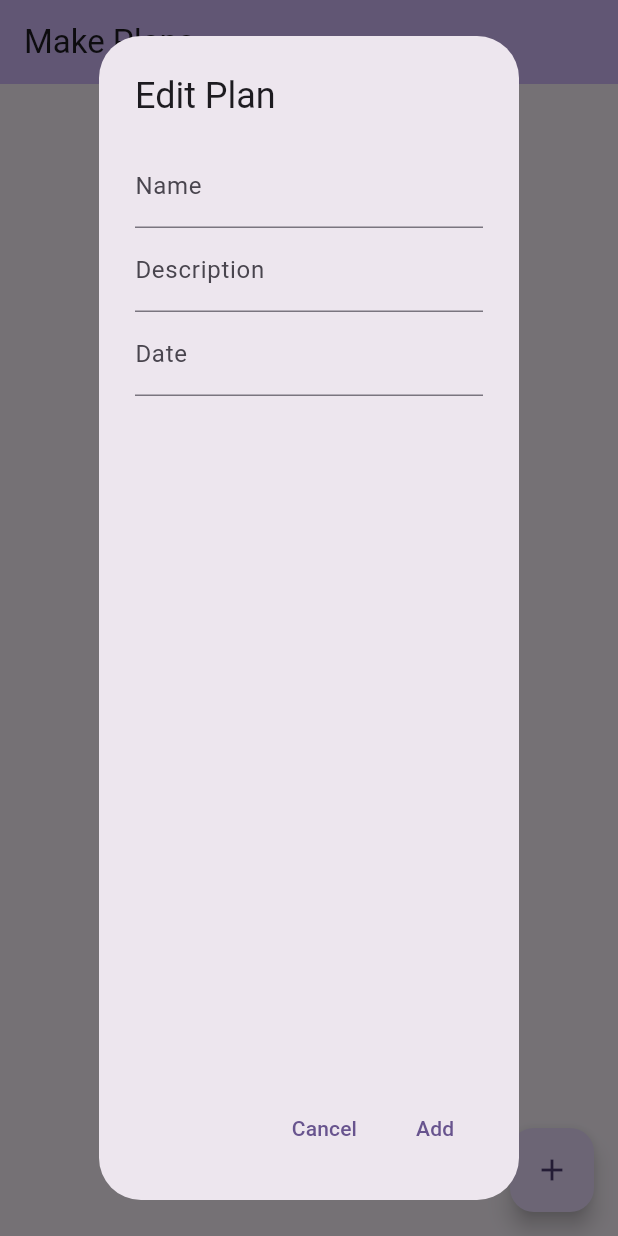
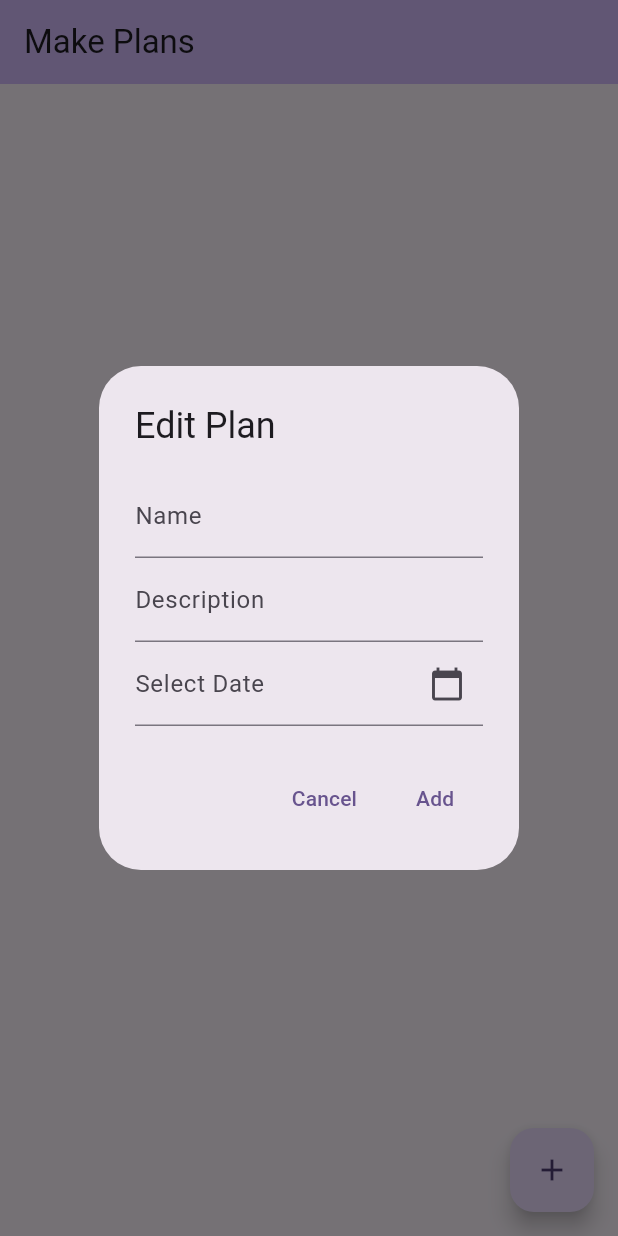
Before and after one commit to fernandocm9/MAD_cw4_make_plans, a Flutter app: the screen it shows after launch, after a tap on the "add" icon, on a phone screen of 412 x 824 dp. Run offline on Flutter 3.47's test engine with Material 3 defaults, Android fonts, the light colour scheme and no system bars.

Commit message:
fixed the date function to display a calendar

```diff
--- a/make_plans/lib/main.dart
+++ b/make_plans/lib/main.dart
@@ -3,10 +3,10 @@
 class Plan {
   String name;
   String description;
-  String date;
+  String selectedDate;
   String status;
 
-  Plan({required this.name, required this.description, required this.date, required this.status});
+  Plan({required this.name, required this.description, required this.selectedDate, required this.status});
 }
 
 void main() {
@@ -94,6 +94,7 @@
       return AlertDialog(
         title: Text(status == 'pending' ? 'Edit Plan' : 'Add Plan'),
         content: Column(
+          mainAxisSize: MainAxisSize.min, // Prevents unnecessary space
           children: <Widget>[
             TextField(
               controller: nameController,
@@ -103,30 +104,49 @@
               controller: descController,
               decoration: const InputDecoration(labelText: 'Description'),
             ),
-              TextField(
+            GestureDetector(
+              onTap: () async {
+                DateTime? pickedDate = await showDatePicker(
+                  context: context,
+                  initialDate: DateTime.now(),
+                  firstDate: DateTime(2000),
+                  lastDate: DateTime(2100),
+                );
+
+                if (pickedDate != null) {
+                  setState(() {
+                    dateController.text = "${pickedDate.toLocal()}".split(' ')[0]; // Format: YYYY-MM-DD
+                  });
+                }
+              },
+              child: AbsorbPointer(
+                child: TextField(
                   controller: dateController,
-                decoration: const InputDecoration(labelText: 'Date'),
+                  decoration: const InputDecoration(
+                    labelText: 'Select Date',
+                    suffixIcon: Icon(Icons.calendar_today), // Calendar icon
+                  ),
+                ),
+              ),
             ),
           ],
         ),
         actions: <Widget>[
           TextButton(
-              onPressed: () {
-                Navigator.of(context).pop();
-              },
-              child: Text('Cancel'),
+            onPressed: () => Navigator.of(context).pop(),
+            child: const Text('Cancel'),
           ),
           TextButton(
             onPressed: () {
               final name = nameController.text;
               final description = descController.text;
               final date = dateController.text;
-                final status = statusController.text;
+
               if (name.isNotEmpty && description.isNotEmpty && date.isNotEmpty) {
                 if (planIndex == -1) {
-                    _planList.add(Plan(name: name, description: description, date: date, status: status));
+                  _planList.add(Plan(name: name, description: description, selectedDate: date, status: status));
                 } else {
-                    _planList[planIndex] = Plan(name: name, description: description, date: date, status: status);
+                  _planList[planIndex] = Plan(name: name, description: description, selectedDate: date, status: status);
                 }
                 setState(() {});
                 Navigator.of(context).pop();
@@ -138,6 +158,5 @@
       );
     },
   );
-
 }
 }
```
Lines whose indentation alone changed are shown as unchanged.
